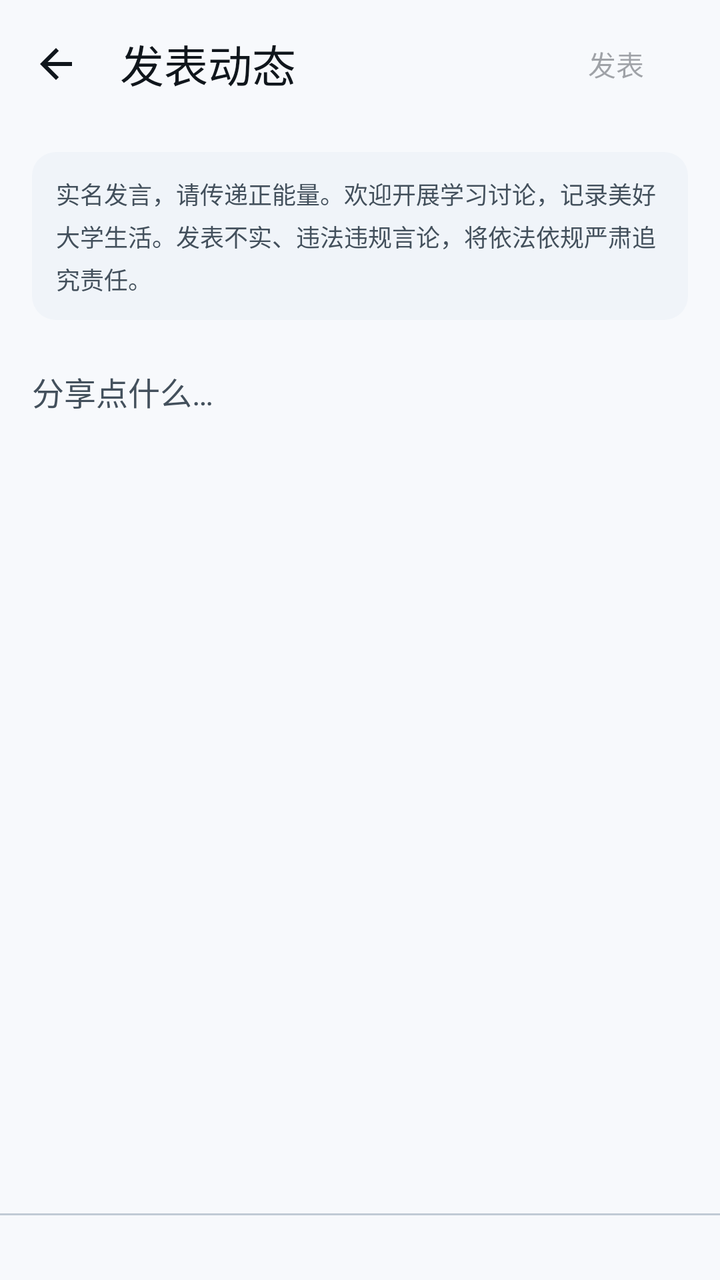
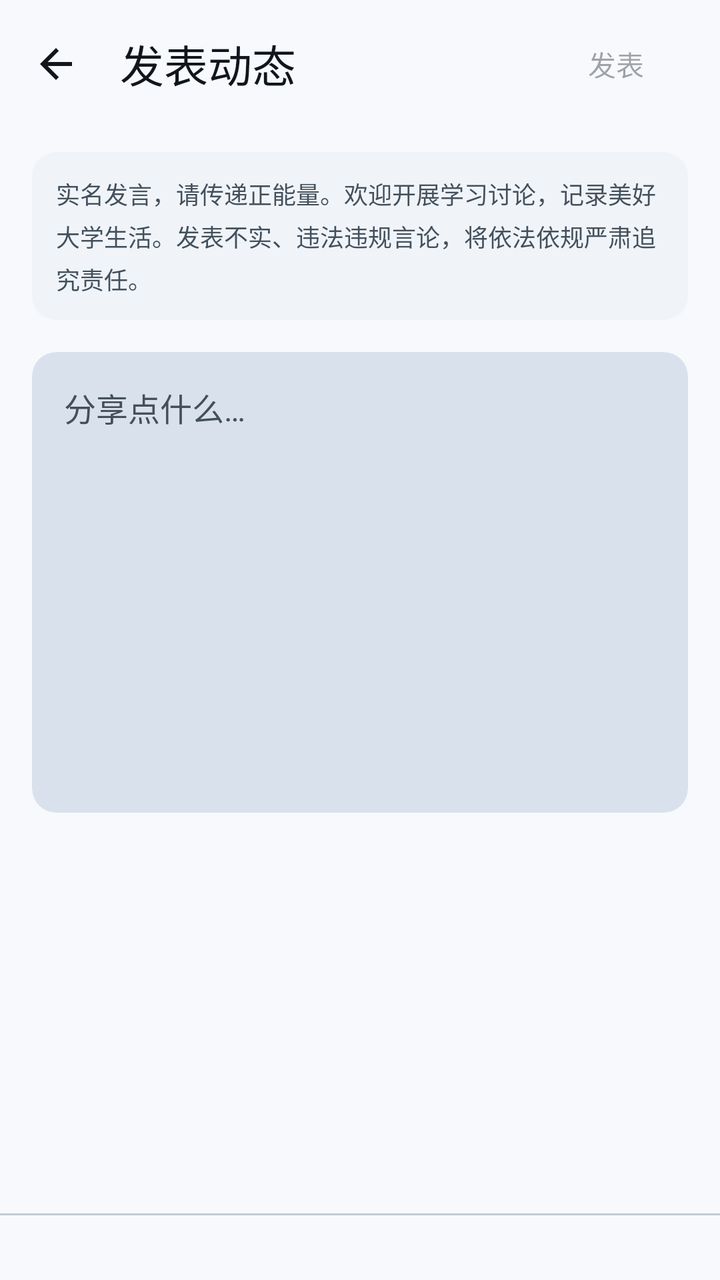

Compare the two renders of this Android layout. The source of the first and the diff that turns it into the second are given below.
<!-- AndroidManifest.xml: application theme Theme.LanhangLite -->
<!-- res/layout/activity_publish_moment.xml -->
<?xml version="1.0" encoding="utf-8"?>
<LinearLayout xmlns:android="http://schemas.android.com/apk/res/android"
    xmlns:app="http://schemas.android.com/apk/res-auto"
    android:layout_width="match_parent"
    android:layout_height="match_parent"
    android:background="?attr/colorSurface"
    android:orientation="vertical">

    <com.google.android.material.appbar.MaterialToolbar
        android:id="@+id/toolbar"
        style="@style/Widget.Lanhang.Toolbar"
        android:layout_width="match_parent"
        android:layout_height="wrap_content"
        android:minHeight="@dimen/top_app_bar_height"
        app:navigationContentDescription="@string/common_back"
        app:navigationIcon="@drawable/ic_back"
        app:title="@string/moments_publish_title">

        
        <com.google.android.material.button.MaterialButton
            android:id="@+id/btnPublish"
            style="@style/Widget.Material3.Button.TextButton"
            android:layout_width="wrap_content"
            android:layout_height="wrap_content"
            android:layout_gravity="end|center_vertical"
            android:layout_marginEnd="@dimen/space_sm"
            android:enabled="false"
            android:text="@string/moments_publish" />
    </com.google.android.material.appbar.MaterialToolbar>

    
    <com.google.android.material.progressindicator.LinearProgressIndicator
        android:id="@+id/progress"
        android:layout_width="match_parent"
        android:layout_height="wrap_content"
        android:indeterminate="true"
        android:visibility="gone" />

    <androidx.core.widget.NestedScrollView
        android:id="@+id/contentScroll"
        android:layout_width="match_parent"
        android:layout_height="0dp"
        android:layout_weight="1"
        android:clipToPadding="false"
        android:fillViewport="true"
        android:scrollbars="none">

        <LinearLayout
            android:layout_width="match_parent"
            android:layout_height="wrap_content"
            android:orientation="vertical"
            android:paddingStart="@dimen/screen_padding_h"
            android:paddingTop="@dimen/space_md"
            android:paddingEnd="@dimen/screen_padding_h"
            android:paddingBottom="@dimen/space_2xl">

            
            <TextView
                android:id="@+id/tvNotice"
                android:layout_width="match_parent"
                android:layout_height="wrap_content"
                android:background="@drawable/bg_publish_notice"
                android:lineSpacingExtra="@dimen/space_xs"
                android:padding="@dimen/space_md"
                android:text="@string/moments_publish_notice"
                android:textColor="?attr/colorOnSurfaceVariant"
                android:textSize="@dimen/text_body_small" />

            
            <EditText
                android:id="@+id/etContent"
                android:layout_width="match_parent"
                android:layout_height="wrap_content"
                android:layout_marginTop="@dimen/space_lg"
                android:background="@null"
                android:gravity="top|start"
                android:hint="@string/moments_publish_hint"
                android:importantForAutofill="no"
                android:inputType="textMultiLine|textCapSentences"
                android:lineSpacingExtra="6dp"
                android:minLines="8"
                android:paddingStart="0dp"
                android:paddingTop="@dimen/space_sm"
                android:paddingEnd="0dp"
                android:paddingBottom="@dimen/space_sm"
                android:textColor="?attr/colorOnSurface"
                android:textColorHint="?attr/colorOnSurfaceVariant"
                android:textSize="@dimen/text_body_large" />

            
            <HorizontalScrollView
                android:id="@+id/imageScroller"
                android:layout_width="match_parent"
                android:layout_height="wrap_content"
                android:clipToPadding="false"
                android:paddingTop="@dimen/space_sm"
                android:paddingBottom="@dimen/space_sm"
                android:scrollbars="none">

                <LinearLayout
                    android:id="@+id/imageRow"
                    android:layout_width="wrap_content"
                    android:layout_height="wrap_content"
                    android:orientation="horizontal" />
            </HorizontalScrollView>
        </LinearLayout>
    </androidx.core.widget.NestedScrollView>

    <View
        android:layout_width="match_parent"
        android:layout_height="@dimen/divider_thickness"
        android:background="?attr/colorOutlineVariant" />

    
    <LinearLayout
        android:id="@+id/bottomBar"
        android:layout_width="match_parent"
        android:layout_height="wrap_content"
        android:gravity="end|center_vertical"
        android:orientation="horizontal"
        android:paddingStart="@dimen/screen_padding_h"
        android:paddingTop="@dimen/space_sm"
        android:paddingEnd="@dimen/screen_padding_h"
        android:paddingBottom="@dimen/space_sm">

        <TextView
            android:id="@+id/tvCounter"
            android:layout_width="wrap_content"
            android:layout_height="wrap_content"
            android:textColor="?attr/colorOnSurfaceVariant"
            android:textSize="@dimen/text_body_small" />
    </LinearLayout>
</LinearLayout>
<!-- resources referenced by this layout -->
<resources>
  <dimen name="divider_thickness">1dp</dimen>
  <dimen name="screen_padding_h">16dp</dimen>
  <dimen name="space_2xl">32dp</dimen>
  <dimen name="space_lg">16dp</dimen>
  <dimen name="space_md">12dp</dimen>
  <dimen name="space_sm">8dp</dimen>
  <dimen name="space_xs">4dp</dimen>
  <dimen name="text_body_large">16sp</dimen>
  <dimen name="text_body_small">12sp</dimen>
  <dimen name="top_app_bar_height">64dp</dimen>
  <!-- drawable bg_publish_notice (drawable) -->
  <?xml version="1.0" encoding="utf-8"?>
  <shape xmlns:android="http://schemas.android.com/apk/res/android"
      android:shape="rectangle">
      <solid android:color="?attr/colorSurfaceContainerLow" />
      <corners android:radius="@dimen/corner_md" />
  </shape>
  <!-- drawable ic_back (drawable) -->
  <?xml version="1.0" encoding="utf-8"?>
  <vector xmlns:android="http://schemas.android.com/apk/res/android"
      android:width="24dp"
      android:height="24dp"
      android:tint="@android:color/white"
      android:viewportWidth="24"
      android:viewportHeight="24">
      <path
          android:fillColor="#FFFFFF"
          android:pathData="M20,11H7.83l5.59,-5.59L12,4l-8,8 8,8 1.41,-1.41L7.83,13H20v-2z" />
  </vector>
  <string name="common_back">返回</string>
  <string name="moments_publish">发表</string>
  <string name="moments_publish_hint">分享点什么…</string>
  <string name="moments_publish_notice">实名发言，请传递正能量。欢迎开展学习讨论，记录美好大学生活。发表不实、违法违规言论，将依法依规严肃追究责任。</string>
  <string name="moments_publish_title">发表动态</string>
  <style name="Widget.Lanhang.Toolbar" parent="Widget.Material3.Toolbar.Surface">
          <item name="titleTextColor">?attr/colorOnSurface</item>
          <item name="navigationIconTint">?attr/colorOnSurface</item>
          <item name="titleTextAppearance">@style/TextAppearance.Lanhang.ToolbarTitle</item>
      </style>
  <style name="Theme.LanhangLite" parent="Base.Theme.LanhangLite" />
  <dimen name="corner_md">12dp</dimen>
  <style name="TextAppearance.Lanhang.ToolbarTitle" parent="TextAppearance.Material3.TitleLarge">
          <item name="android:textSize">@dimen/text_title_large</item>
          <item name="android:textStyle">normal</item>
      </style>
  <dimen name="text_title_large">22sp</dimen>
  <color name="primary">#084168</color>
  <color name="on_primary">#FFFFFFFF</color>
  <color name="primary_container">#D4E9F7</color>
  <color name="on_primary_container">#052F4A</color>
  <color name="secondary_container">#D4E9F7</color>
  <color name="on_secondary_container">#052F4A</color>
  <color name="surface">#F7F9FC</color>
  <color name="surface_container_lowest">#FFFFFF</color>
  <color name="surface_container_low">#F0F4F9</color>
  <color name="surface_container">#EAF0F6</color>
  <color name="surface_container_high">#E1E9F1</color>
  <color name="surface_container_highest">#D9E2EC</color>
  <color name="surface_variant">#DCE5EE</color>
  <color name="on_surface">#10161C</color>
  <color name="on_surface_variant">#43505C</color>
  <color name="outline">#6F7C89</color>
  <color name="outline_variant">#C0CAD5</color>
  <!-- unchanged entries left out for length: 1 -->
</resources>

<!-- the commit's change to res/layout/activity_publish_moment.xml (unified diff, before → after) -->
@@ -66,26 +66,29 @@
                 android:textColor="?attr/colorOnSurfaceVariant"
                 android:textSize="@dimen/text_body_small" />
 
-            
-            <EditText
-                android:id="@+id/etContent"
+            <com.google.android.material.card.MaterialCardView
+                android:id="@+id/contentCard"
                 android:layout_width="match_parent"
                 android:layout_height="wrap_content"
                 android:layout_marginTop="@dimen/space_lg"
-                android:background="@null"
-                android:gravity="top|start"
-                android:hint="@string/moments_publish_hint"
-                android:importantForAutofill="no"
-                android:inputType="textMultiLine|textCapSentences"
-                android:lineSpacingExtra="6dp"
-                android:minLines="8"
-                android:paddingStart="0dp"
-                android:paddingTop="@dimen/space_sm"
-                android:paddingEnd="0dp"
-                android:paddingBottom="@dimen/space_sm"
-                android:textColor="?attr/colorOnSurface"
-                android:textColorHint="?attr/colorOnSurfaceVariant"
-                android:textSize="@dimen/text_body_large" />
+                style="@style/Widget.Lanhang.Card">
+
+                <EditText
+                    android:id="@+id/etContent"
+                    android:layout_width="match_parent"
+                    android:layout_height="wrap_content"
+                    android:background="@null"
+                    android:gravity="top|start"
+                    android:hint="@string/moments_publish_hint"
+                    android:importantForAutofill="no"
+                    android:inputType="textMultiLine|textCapSentences"
+                    android:lineSpacingExtra="6dp"
+                    android:minLines="8"
+                    android:padding="@dimen/card_padding"
+                    android:textColor="?attr/colorOnSurface"
+                    android:textColorHint="?attr/colorOnSurfaceVariant"
+                    android:textSize="@dimen/text_body_large" />
+            </com.google.android.material.card.MaterialCardView>
 
             
             <HorizontalScrollView
<!-- resource entries referenced after the edit -->
@@ -1,5 +1,6 @@
 <!-- resources referenced by this layout -->
 <resources>
+  <dimen name="card_padding">16dp</dimen>
   <dimen name="divider_thickness">1dp</dimen>
   <dimen name="screen_padding_h">16dp</dimen>
   <dimen name="space_2xl">32dp</dimen>
@@ -34,6 +35,7 @@
   <string name="moments_publish_hint">分享点什么…</string>
   <string name="moments_publish_notice">实名发言，请传递正能量。欢迎开展学习讨论，记录美好大学生活。发表不实、违法违规言论，将依法依规严肃追究责任。</string>
   <string name="moments_publish_title">发表动态</string>
+  <style name="Widget.Lanhang.Card" parent="Widget.Material3.CardView.Filled" />
   <style name="Widget.Lanhang.Toolbar" parent="Widget.Material3.Toolbar.Surface">
           <item name="titleTextColor">?attr/colorOnSurface</item>
           <item name="navigationIconTint">?attr/colorOnSurface</item>
